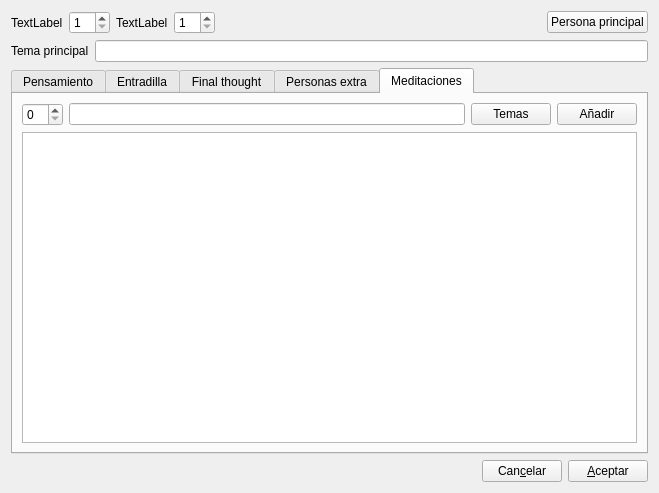
First picture: the form in gui/dlganneenuevo.ui, repository rogorido/qtpredicadores, before the edit.
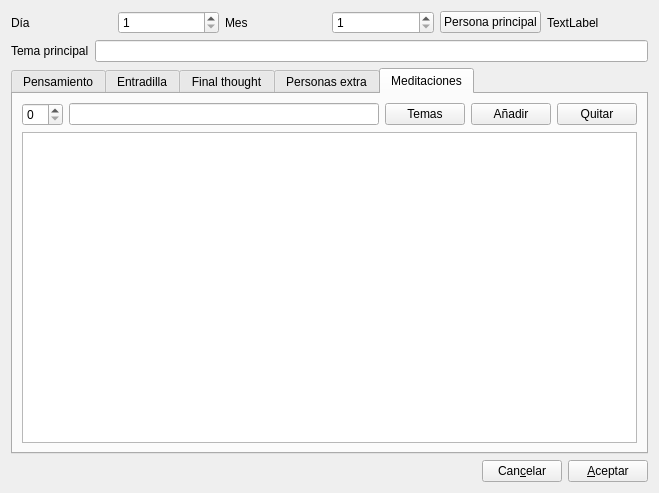
Second picture: the form after the edit.

Commit message: Mejoras de GUI

The edit to the form file:
```diff
--- a/gui/dlganneenuevo.ui
+++ b/gui/dlganneenuevo.ui
@@ -19,7 +19,7 @@
      <item>
       <widget class="QLabel" name="label">
        <property name="text">
-        <string>TextLabel</string>
+        <string>Día</string>
        </property>
        <property name="buddy">
         <cstring>spDia</cstring>
@@ -39,7 +39,7 @@
      <item>
       <widget class="QLabel" name="label_2">
        <property name="text">
-        <string>TextLabel</string>
+        <string>Mes</string>
        </property>
        <property name="buddy">
         <cstring>spMes</cstring>
@@ -56,19 +56,6 @@
        </property>
       </widget>
      </item>
-     <item>
-      <spacer name="horizontalSpacer_2">
-       <property name="orientation">
-        <enum>Qt::Horizontal</enum>
-       </property>
-       <property name="sizeHint" stdset="0">
-        <size>
-         <width>40</width>
-         <height>20</height>
-        </size>
-       </property>
-      </spacer>
-     </item>
      <item>
       <widget class="QPushButton" name="btAnadirPersonaPrincipal">
        <property name="text">
@@ -76,6 +63,13 @@
        </property>
       </widget>
      </item>
+     <item>
+      <widget class="QLabel" name="lblPersonaPrincipal">
+       <property name="text">
+        <string>TextLabel</string>
+       </property>
+      </widget>
+     </item>
     </layout>
    </item>
    <item>
@@ -185,6 +179,13 @@
              </property>
             </widget>
            </item>
+           <item>
+            <widget class="QPushButton" name="btQuitarMeditacion">
+             <property name="text">
+              <string>Quitar</string>
+             </property>
+            </widget>
+           </item>
           </layout>
          </item>
          <item>
```
The commit also changes 3 other files.
